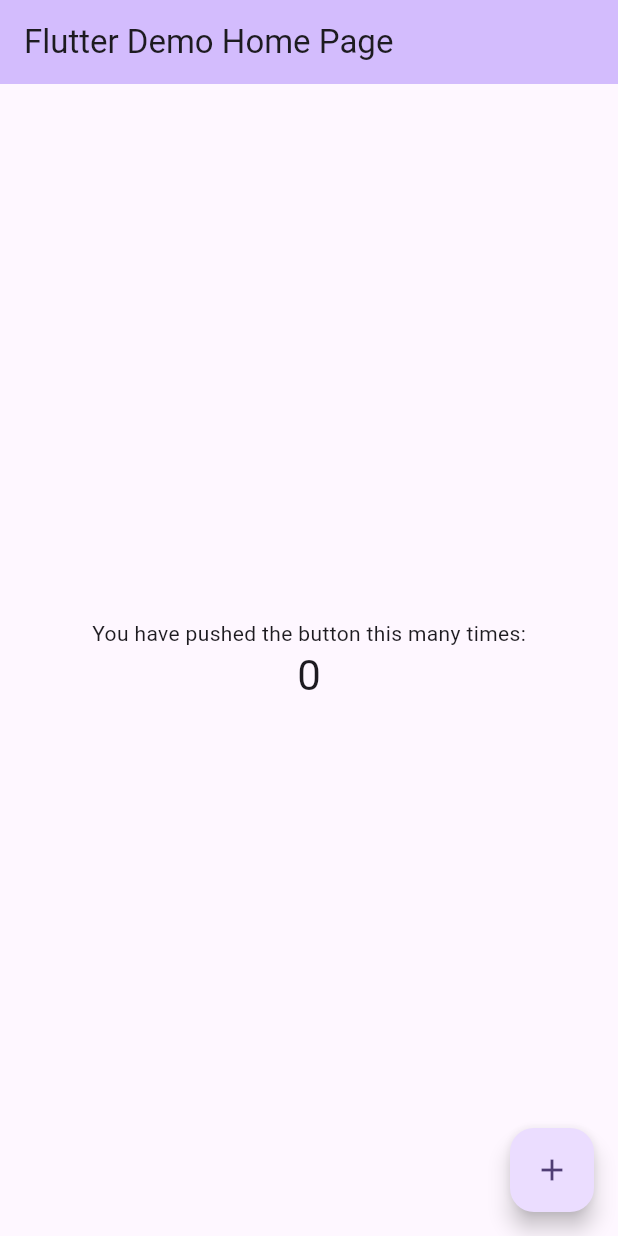
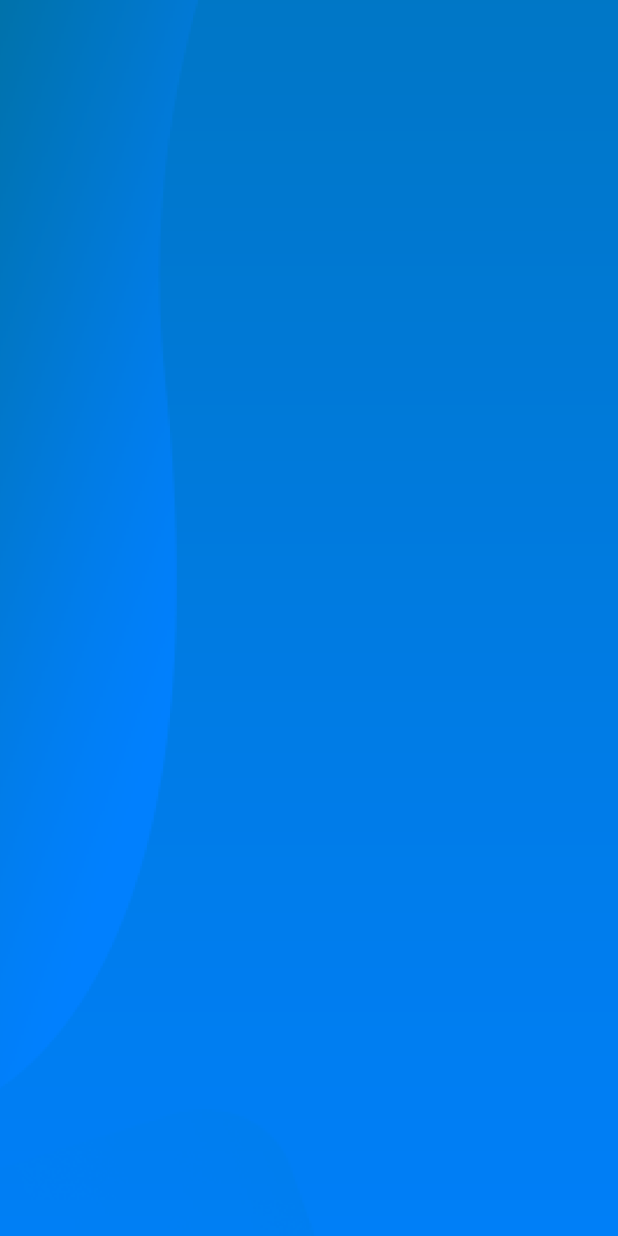
Before and after one commit to nasidfurqon/CourseApp, a Flutter app: the screen it shows after launch, on a phone screen of 412 x 824 dp. Run offline on Flutter 3.47's test engine with Material 3 defaults, Android fonts, the phone set to English and light mode, and no system bars.

Commit message:
Content: Add background image on Welcome Screen Page

```diff
--- a/lib/main.dart
+++ b/lib/main.dart
@@ -1,3 +1,4 @@
+import 'package:courseapp/screens/welcome_screen.dart';
 import 'package:flutter/material.dart';
 
 void main() {
@@ -7,119 +8,16 @@
 class MyApp extends StatelessWidget {
   const MyApp({super.key});
 
-  // This widget is the root of your application.
   @override
   Widget build(BuildContext context) {
     return MaterialApp(
-      title: 'Flutter Demo',
+      title: 'Nices',
       theme: ThemeData(
-        // This is the theme of your application.
-        //
-        // TRY THIS: Try running your application with "flutter run". You'll see
-        // the application has a purple toolbar. Then, without quitting the app,
-        // try changing the seedColor in the colorScheme below to Colors.green
-        // and then invoke "hot reload" (save your changes or press the "hot
-        // reload" button in a Flutter-supported IDE, or press "r" if you used
-        // the command line to start the app).
-        //
-        // Notice that the counter didn't reset back to zero; the application
-        // state is not lost during the reload. To reset the state, use hot
-        // restart instead.
-        //
-        // This works for code too, not just values: Most code changes can be
-        // tested with just a hot reload.
+
         colorScheme: ColorScheme.fromSeed(seedColor: Colors.deepPurple),
         useMaterial3: true,
       ),
-      home: const MyHomePage(title: 'Flutter Demo Home Page'),
+      home: const WelcomeScreen()
     );
   }
 }
-
-class MyHomePage extends StatefulWidget {
-  const MyHomePage({super.key, required this.title});
-
-  // This widget is the home page of your application. It is stateful, meaning
-  // that it has a State object (defined below) that contains fields that affect
-  // how it looks.
-
-  // This class is the configuration for the state. It holds the values (in this
-  // case the title) provided by the parent (in this case the App widget) and
-  // used by the build method of the State. Fields in a Widget subclass are
-  // always marked "final".
-
-  final String title;
-
-  @override
-  State<MyHomePage> createState() => _MyHomePageState();
-}
-
-class _MyHomePageState extends State<MyHomePage> {
-  int _counter = 0;
-
-  void _incrementCounter() {
-    setState(() {
-      // This call to setState tells the Flutter framework that something has
-      // changed in this State, which causes it to rerun the build method below
-      // so that the display can reflect the updated values. If we changed
-      // _counter without calling setState(), then the build method would not be
-      // called again, and so nothing would appear to happen.
-      _counter++;
-    });
-  }
-
-  @override
-  Widget build(BuildContext context) {
-    // This method is rerun every time setState is called, for instance as done
-    // by the _incrementCounter method above.
-    //
-    // The Flutter framework has been optimized to make rerunning build methods
-    // fast, so that you can just rebuild anything that needs updating rather
-    // than having to individually change instances of widgets.
-    return Scaffold(
-      appBar: AppBar(
-        // TRY THIS: Try changing the color here to a specific color (to
-        // Colors.amber, perhaps?) and trigger a hot reload to see the AppBar
-        // change color while the other colors stay the same.
-        backgroundColor: Theme.of(context).colorScheme.inversePrimary,
-        // Here we take the value from the MyHomePage object that was created by
-        // the App.build method, and use it to set our appbar title.
-        title: Text(widget.title),
-      ),
-      body: Center(
-        // Center is a layout widget. It takes a single child and positions it
-        // in the middle of the parent.
-        child: Column(
-          // Column is also a layout widget. It takes a list of children and
-          // arranges them vertically. By default, it sizes itself to fit its
-          // children horizontally, and tries to be as tall as its parent.
-          //
-          // Column has various properties to control how it sizes itself and
-          // how it positions its children. Here we use mainAxisAlignment to
-          // center the children vertically; the main axis here is the vertical
-          // axis because Columns are vertical (the cross axis would be
-          // horizontal).
-          //
-          // TRY THIS: Invoke "debug painting" (choose the "Toggle Debug Paint"
-          // action in the IDE, or press "p" in the console), to see the
-          // wireframe for each widget.
-          mainAxisAlignment: MainAxisAlignment.center,
-          children: <Widget>[
-            const Text(
-              'You have pushed the button this many times:',
-            ),
-            Text(
-              '$_counter',
-              style: Theme.of(context).textTheme.headlineMedium,
-            ),
-          ],
-        ),
-      ),
-      floatingActionButton: FloatingActionButton(
-        onPressed: _incrementCounter,
-        tooltip: 'Increment',
-        child: const Icon(Icons.add),
-      ), // This trailing comma makes auto-formatting nicer for build methods.
-    );
-  }
-}
--- a/lib/screens/welcome_screen.dart
+++ b/lib/screens/welcome_screen.dart
@@ -0,0 +1,23 @@
+import 'package:flutter/material.dart';
+class WelcomeScreen extends StatelessWidget {
+  const WelcomeScreen({super.key});
+
+  @override
+  Widget build(BuildContext context) {
+    return Scaffold(
+      appBar: AppBar(
+        backgroundColor: Colors.transparent,
+        elevation: 0,
+      ),
+      extendBodyBehindAppBar: true  ,
+      body: Stack(
+        children: [
+          Image.asset('assets/image/backgroundLanding.png',
+          fit: BoxFit.cover,
+          width: double.infinity,
+          height: double.infinity,)
+        ],
+      ),
+    );
+  }
+}
--- a/pubspec.yaml
+++ b/pubspec.yaml
@@ -59,7 +59,7 @@ flutter:
 
   # To add assets to your application, add an assets section, like this:
   assets:
-    - assets/image
+    - assets/image/
   #   - images/a_dot_burr.jpeg
   #   - images/a_dot_ham.jpeg
 
```
